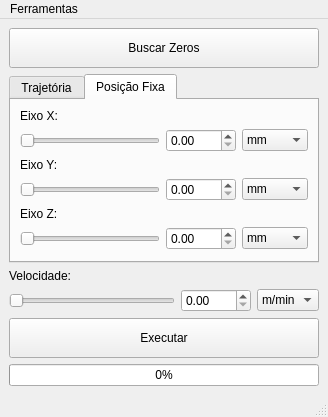
Above: Source/ui/mainwindow.ui from rafaelppires/weldway before the change. Below: the same form after it.
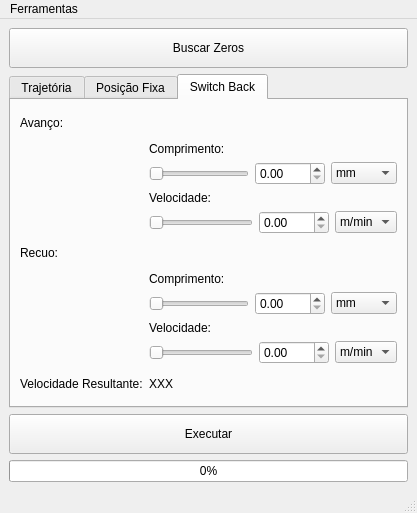
That is the form after the change.

Patch:
```diff
--- a/Source/ui/mainwindow.ui
+++ b/Source/ui/mainwindow.ui
@@ -6,8 +6,8 @@
    <rect>
     <x>0</x>
     <y>0</y>
-    <width>328</width>
-    <height>413</height>
+    <width>417</width>
+    <height>513</height>
    </rect>
   </property>
   <property name="windowTitle">
@@ -33,7 +33,7 @@
       <item>
        <widget class="QTabWidget" name="tabWidget">
         <property name="currentIndex">
-         <number>1</number>
+         <number>2</number>
         </property>
         <widget class="QWidget" name="tab">
          <attribute name="title">
@@ -329,10 +329,6 @@
             </property>
            </spacer>
           </item>
-         </layout>
-        </widget>
-       </widget>
-      </item>
       <item>
        <layout class="QGridLayout" name="gridLayout_2">
         <item row="1" column="0">
@@ -388,6 +384,291 @@
         </item>
        </layout>
       </item>
+         </layout>
+        </widget>
+        <widget class="QWidget" name="tab_3">
+         <attribute name="title">
+          <string>Switch Back</string>
+         </attribute>
+         <layout class="QGridLayout" name="gridLayout_10">
+          <item row="0" column="0">
+           <layout class="QGridLayout" name="gridLayout_9">
+            <item row="1" column="1">
+             <layout class="QGridLayout" name="gridLayout_5">
+              <item row="1" column="0">
+               <widget class="QSlider" name="fwLengthSlider">
+                <property name="maximum">
+                 <number>300</number>
+                </property>
+                <property name="orientation">
+                 <enum>Qt::Horizontal</enum>
+                </property>
+               </widget>
+              </item>
+              <item row="1" column="1">
+               <widget class="QDoubleSpinBox" name="fwLengthSpinBox">
+                <property name="minimumSize">
+                 <size>
+                  <width>70</width>
+                  <height>0</height>
+                 </size>
+                </property>
+               </widget>
+              </item>
+              <item row="1" column="2">
+               <widget class="QComboBox" name="fwLengthUnitComboBox">
+                <property name="sizeIncrement">
+                 <size>
+                  <width>0</width>
+                  <height>0</height>
+                 </size>
+                </property>
+                <item>
+                 <property name="text">
+                  <string>mm</string>
+                 </property>
+                </item>
+                <item>
+                 <property name="text">
+                  <string>cm</string>
+                 </property>
+                </item>
+                <item>
+                 <property name="text">
+                  <string>m</string>
+                 </property>
+                </item>
+                <item>
+                 <property name="text">
+                  <string>pulsos</string>
+                 </property>
+                </item>
+                <item>
+                 <property name="text">
+                  <string>&quot;</string>
+                 </property>
+                </item>
+               </widget>
+              </item>
+              <item row="0" column="0">
+               <widget class="QLabel" name="label_8">
+                <property name="text">
+                 <string>Comprimento:</string>
+                </property>
+               </widget>
+              </item>
+             </layout>
+            </item>
+            <item row="3" column="0">
+             <widget class="QLabel" name="label_6">
+              <property name="text">
+               <string>Recuo:</string>
+              </property>
+             </widget>
+            </item>
+            <item row="2" column="1">
+             <layout class="QGridLayout" name="gridLayout_8">
+              <item row="1" column="1">
+               <widget class="QDoubleSpinBox" name="fwSpeedSpinBox">
+                <property name="minimumSize">
+                 <size>
+                  <width>70</width>
+                  <height>0</height>
+                 </size>
+                </property>
+               </widget>
+              </item>
+              <item row="0" column="0">
+               <widget class="QLabel" name="label_11">
+                <property name="text">
+                 <string>Velocidade:</string>
+                </property>
+               </widget>
+              </item>
+              <item row="1" column="0">
+               <widget class="QSlider" name="fwSpeedSlider">
+                <property name="maximum">
+                 <number>300</number>
+                </property>
+                <property name="orientation">
+                 <enum>Qt::Horizontal</enum>
+                </property>
+               </widget>
+              </item>
+              <item row="1" column="2">
+               <widget class="QComboBox" name="fwSpeedUnitComboBox">
+                <item>
+                 <property name="text">
+                  <string>m/min</string>
+                 </property>
+                </item>
+                <item>
+                 <property name="text">
+                  <string>mm/s</string>
+                 </property>
+                </item>
+                <item>
+                 <property name="text">
+                  <string>rpm</string>
+                 </property>
+                </item>
+                <item>
+                 <property name="text">
+                  <string>rps</string>
+                 </property>
+                </item>
+               </widget>
+              </item>
+             </layout>
+            </item>
+            <item row="0" column="0">
+             <widget class="QLabel" name="label_5">
+              <property name="text">
+               <string>Avanço:</string>
+              </property>
+             </widget>
+            </item>
+            <item row="4" column="1">
+             <layout class="QGridLayout" name="gridLayout_7">
+              <item row="1" column="0">
+               <widget class="QSlider" name="bwLengthSlider">
+                <property name="maximum">
+                 <number>300</number>
+                </property>
+                <property name="orientation">
+                 <enum>Qt::Horizontal</enum>
+                </property>
+               </widget>
+              </item>
+              <item row="0" column="0">
+               <widget class="QLabel" name="label_10">
+                <property name="text">
+                 <string>Comprimento:</string>
+                </property>
+               </widget>
+              </item>
+              <item row="1" column="1">
+               <widget class="QDoubleSpinBox" name="bwLengthSpinBox">
+                <property name="minimumSize">
+                 <size>
+                  <width>70</width>
+                  <height>0</height>
+                 </size>
+                </property>
+               </widget>
+              </item>
+              <item row="1" column="2">
+               <widget class="QComboBox" name="bwLengthUnitComboBox">
+                <property name="sizeIncrement">
+                 <size>
+                  <width>0</width>
+                  <height>0</height>
+                 </size>
+                </property>
+                <item>
+                 <property name="text">
+                  <string>mm</string>
+                 </property>
+                </item>
+                <item>
+                 <property name="text">
+                  <string>cm</string>
+                 </property>
+                </item>
+                <item>
+                 <property name="text">
+                  <string>m</string>
+                 </property>
+                </item>
+                <item>
+                 <property name="text">
+                  <string>pulsos</string>
+                 </property>
+                </item>
+                <item>
+                 <property name="text">
+                  <string>&quot;</string>
+                 </property>
+                </item>
+               </widget>
+              </item>
+             </layout>
+            </item>
+            <item row="5" column="1">
+             <layout class="QGridLayout" name="gridLayout_4">
+              <item row="1" column="0">
+               <widget class="QSlider" name="bwSpeedSlider">
+                <property name="maximum">
+                 <number>300</number>
+                </property>
+                <property name="orientation">
+                 <enum>Qt::Horizontal</enum>
+                </property>
+               </widget>
+              </item>
+              <item row="1" column="2">
+               <widget class="QComboBox" name="bwSpeedUnitComboBox">
+                <item>
+                 <property name="text">
+                  <string>m/min</string>
+                 </property>
+                </item>
+                <item>
+                 <property name="text">
+                  <string>mm/s</string>
+                 </property>
+                </item>
+                <item>
+                 <property name="text">
+                  <string>rpm</string>
+                 </property>
+                </item>
+                <item>
+                 <property name="text">
+                  <string>rps</string>
+                 </property>
+                </item>
+               </widget>
+              </item>
+              <item row="1" column="1">
+               <widget class="QDoubleSpinBox" name="bwSpeedSpinBox">
+                <property name="minimumSize">
+                 <size>
+                  <width>70</width>
+                  <height>0</height>
+                 </size>
+                </property>
+               </widget>
+              </item>
+              <item row="0" column="0">
+               <widget class="QLabel" name="label_7">
+                <property name="text">
+                 <string>Velocidade:</string>
+                </property>
+               </widget>
+              </item>
+             </layout>
+            </item>
+            <item row="6" column="0">
+             <widget class="QLabel" name="label_12">
+              <property name="text">
+               <string>Velocidade Resultante:</string>
+              </property>
+             </widget>
+            </item>
+            <item row="6" column="1">
+             <widget class="QLabel" name="Vr_label">
+              <property name="text">
+               <string>XXX</string>
+              </property>
+             </widget>
+            </item>
+           </layout>
+          </item>
+         </layout>
+        </widget>
+       </widget>
+      </item>
       <item>
        <widget class="QPushButton" name="executeButton">
         <property name="minimumSize">
@@ -417,7 +698,7 @@
     <rect>
      <x>0</x>
      <y>0</y>
-     <width>328</width>
+     <width>417</width>
      <height>21</height>
     </rect>
    </property>
```
Lines whose indentation alone changed are shown as unchanged.
